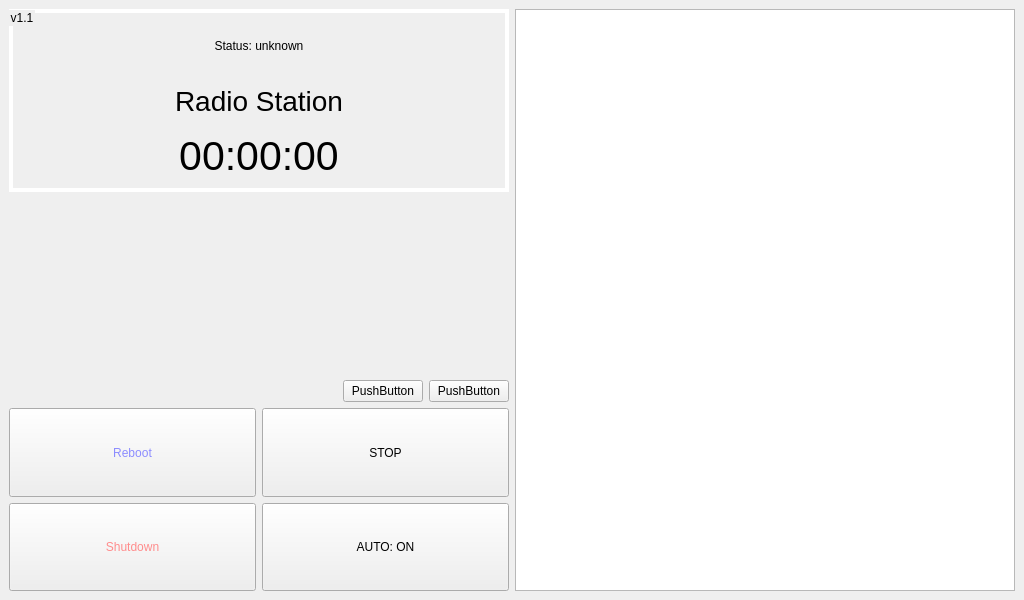
The window that src/1024x600_v2.ui (IPi-Radio/IPi-Radio) describes before a commit, drawn with Qt 5.
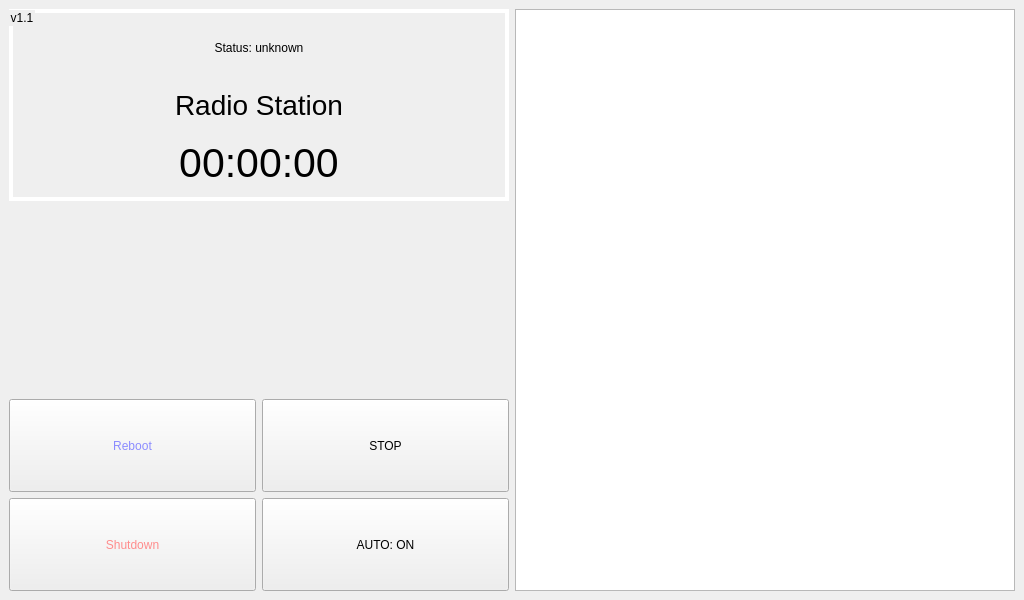
The same window after the commit.

Commit message: remove placeholder buttons

Patch:
```diff
--- a/src/1024x600_v2.ui
+++ b/src/1024x600_v2.ui
@@ -117,37 +117,6 @@
         </property>
        </spacer>
       </item>
-      <item>
-       <layout class="QHBoxLayout" name="horizontalLayout_2">
-        <item>
-         <spacer name="horizontalSpacer">
-          <property name="orientation">
-           <enum>Qt::Horizontal</enum>
-          </property>
-          <property name="sizeHint" stdset="0">
-           <size>
-            <width>40</width>
-            <height>20</height>
-           </size>
-          </property>
-         </spacer>
-        </item>
-        <item>
-         <widget class="QPushButton" name="pushButton">
-          <property name="text">
-           <string>PushButton</string>
-          </property>
-         </widget>
-        </item>
-        <item>
-         <widget class="QPushButton" name="pushButton_2">
-          <property name="text">
-           <string>PushButton</string>
-          </property>
-         </widget>
-        </item>
-       </layout>
-      </item>
       <item>
        <layout class="QGridLayout" name="gridLayout">
         <item row="0" column="1">
```
The commit also changes 1 other file.
